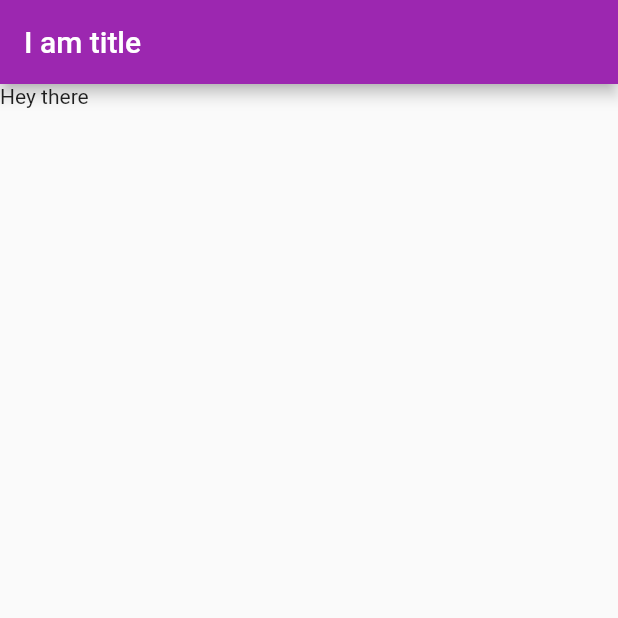
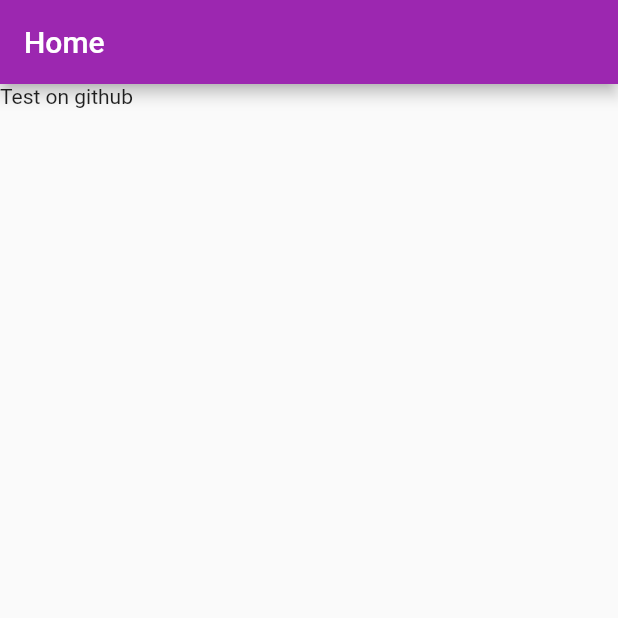
Before and after one commit to NK-William/Lebsel-Promoters, a Flutter app: the screen it shows after launch, on a phone screen of 412 x 824 dp, the top half of it. Run offline on Flutter 3.47's test engine with Material 2 defaults, Android fonts, the phone set to English and light mode, and no system bars.

Commit message:
test on github push

```diff
--- a/lib/screens/home_screen.dart
+++ b/lib/screens/home_screen.dart
@@ -7,12 +7,12 @@ class HomePage extends StatelessWidget {
   Widget build(BuildContext context) {
     return Scaffold(
       appBar: AppBar(
-        title: Text("I am title"),
+        title: Text("Home"),
       ),
       body: SafeArea(
         child: Column(
           children: [
-            Text("Hey there"),
+            Text("Test on github"),
           ],
         ),
       ),
```
